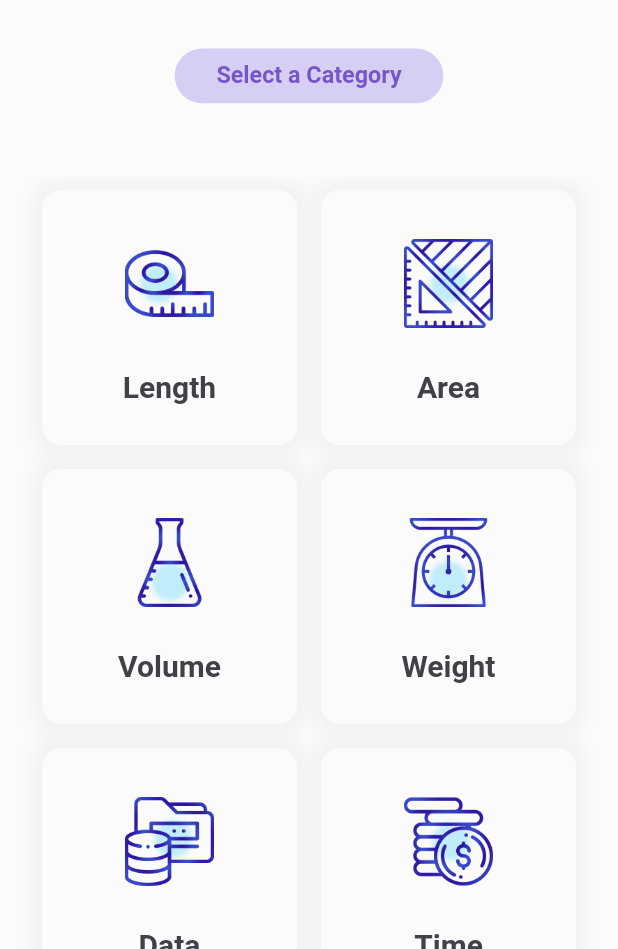
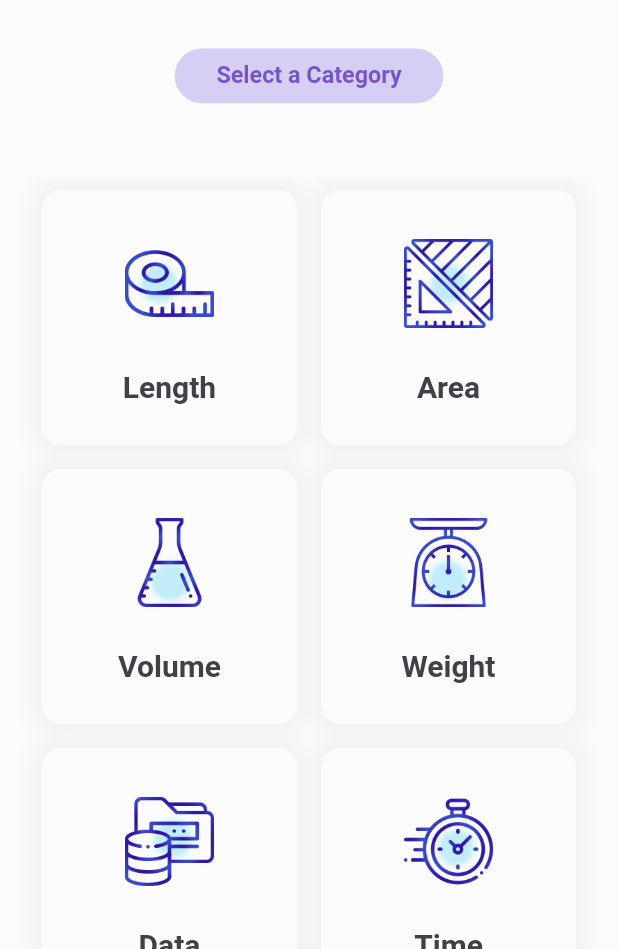
Before and after one commit to bharat-1809/Unito, a Flutter app: the screen it shows after launch, on a phone screen of 412 x 824 dp, the part 287-1236 px from its top. Run offline on Flutter 3.47's test engine with Material 2 defaults, Android fonts, the phone set to English and light mode, and no system bars; our stand-ins replace data_connection_checker, device_preview, flare_flutter, page_transition.

Commit message:
Refactor and bug fixes

```diff
--- a/unit_converter_app/lib/app.dart
+++ b/unit_converter_app/lib/app.dart
@@ -2,6 +2,7 @@ import 'package:device_preview/device_preview.dart';
 import 'package:flutter/material.dart';
 import 'package:unitconverterapp/screens/category_screen.dart';
 import 'package:provider/provider.dart';
+import 'package:unitconverterapp/screens/splash_screen.dart';
 import 'theme/themeChanger.dart';
 
 class Home extends StatelessWidget {
@@ -16,7 +17,10 @@ class Home extends StatelessWidget {
       // darkTheme: appTheme.getDarkTheme(),
       theme: theme.themeData,
       title: 'Unit Converter',
-      home: CategoryScreen(),
+      home: SplashScreen(),
+      routes: <String, WidgetBuilder>{
+        '/CategoryScreen': (BuildContext context) => CategoryScreen()
+      },
     );
   }
 }
--- a/unit_converter_app/lib/screens/category_screen.dart
+++ b/unit_converter_app/lib/screens/category_screen.dart
@@ -39,7 +39,7 @@ class _CategoryScreenState extends State<CategoryScreen> {
     'assets/icons/volume1.png',
     'assets/icons/weight1.png',
     'assets/icons/data1.png',
-    'assets/icons/currency1.png',
+    'assets/icons/time1.png',
   ];
 
   final _iconLocationDark = <String>[
@@ -48,7 +48,7 @@ class _CategoryScreenState extends State<CategoryScreen> {
     'assets/icons/volume2.png',
     'assets/icons/weight2.png',
     'assets/icons/data2.png',
-    'assets/icons/currency2.png',
+    'assets/icons/time2.png',
   ];
 
   @override
```
